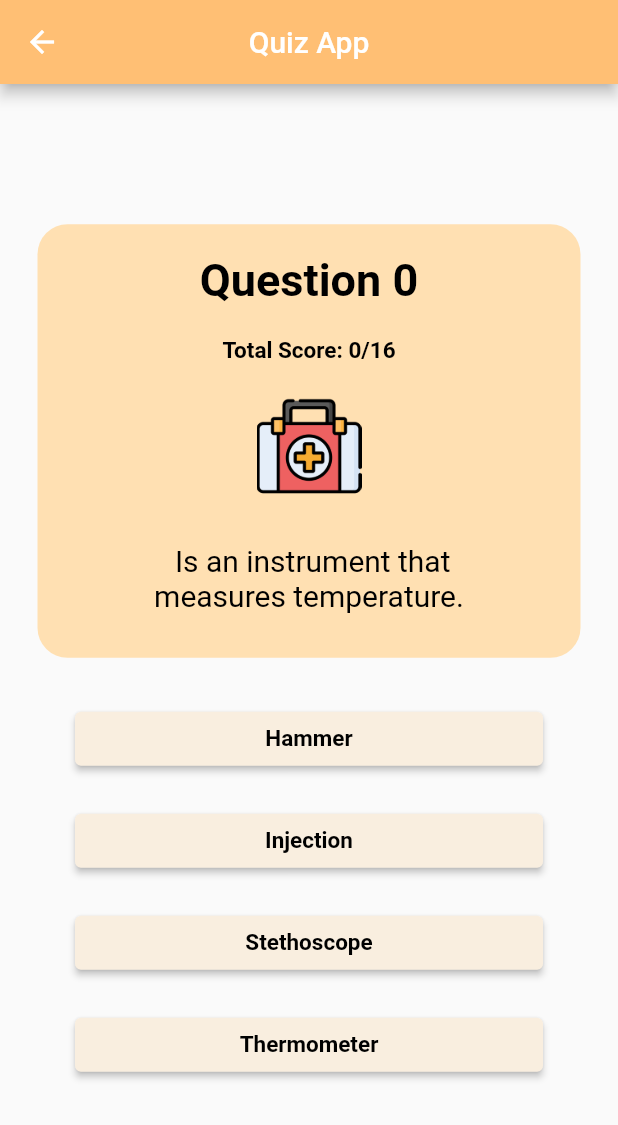
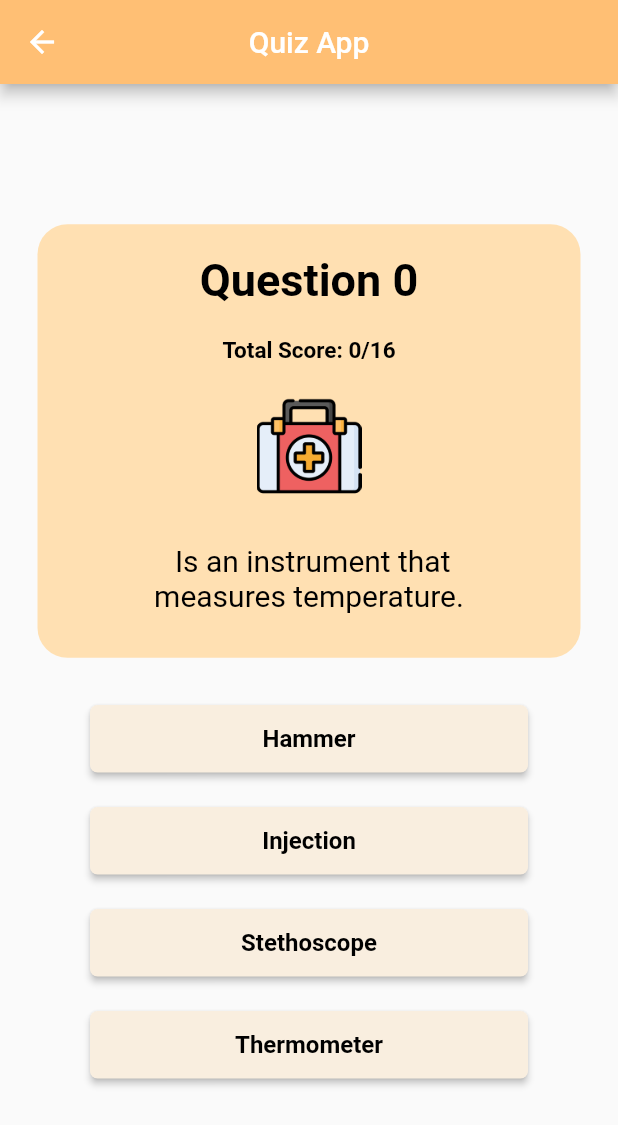
Before and after one commit to Im3jay/SurviveIt, a Flutter app: the QuizPage screen opened directly, on a phone screen of 412 x 824 dp. Shown: the top 1125 px of the screen. Run offline on Flutter 3.47's test engine with Material 2 defaults, Android fonts, the phone set to English and light mode, and no system bars; our stand-ins replace curved_navigation_bar, expandable, youtube_player_flutter.

Commit message:
Quiz buttons
May 4, 2023
10:13 pm

```diff
--- a/lib/categories/earthquakes.dart
+++ b/lib/categories/earthquakes.dart
@@ -1,6 +1,6 @@
 import 'package:flutter/material.dart';
 import 'package:curved_navigation_bar/curved_navigation_bar.dart';
-import '../../home_1.dart';
+import '../../home1.dart';
 import '../../search.dart';
 import 'nav/earthquakes1.dart';
 import '../../favorite.dart';
--- a/lib/categories/firstAid.dart
+++ b/lib/categories/firstAid.dart
@@ -1,7 +1,6 @@
 import 'package:flutter/material.dart';
 import 'package:curved_navigation_bar/curved_navigation_bar.dart';
-import '../../home_1.dart';
-import '../../search.dart';
+import '../../home1.dart';
 import 'nav/firstAid1.dart';
 import '../../favorite.dart';
 
--- a/lib/categories/help_page.dart
+++ b/lib/categories/help_page.dart
@@ -37,7 +37,7 @@ class HelpPage extends StatelessWidget {
                 ),
                 const SizedBox(height: 20),
                 Container(
-                  margin: EdgeInsets.only(left: 30, right: 30),
+                  margin: const EdgeInsets.only(left: 30, right: 30),
                   padding: const EdgeInsets.symmetric(horizontal: 20),
                   decoration: BoxDecoration(
                     color: const Color.fromRGBO(255, 191, 116, 1),
@@ -56,7 +56,7 @@ class HelpPage extends StatelessWidget {
                       ),
                       TextField(
                         controller: feedback,
-                        decoration: InputDecoration(
+                        decoration: const InputDecoration(
                           filled: true,
                           fillColor: Colors.white,
                           labelText: 'Type here',
@@ -118,7 +118,7 @@ class HelpPage extends StatelessWidget {
                 ),
                 const SizedBox(height: 20),
                 Container(
-                  margin: EdgeInsets.only(left: 30, right: 30),
+                  margin: const EdgeInsets.only(left: 30, right: 30),
                   padding: const EdgeInsets.symmetric(horizontal: 20),
                   decoration: BoxDecoration(
                     color: const Color.fromRGBO(255, 224, 178, 1),
--- a/lib/categories/tsunamis.dart
+++ b/lib/categories/tsunamis.dart
@@ -1,6 +1,6 @@
 import 'package:flutter/material.dart';
 import 'package:curved_navigation_bar/curved_navigation_bar.dart';
-import '../../home_1.dart';
+import '../../home1.dart';
 import '../../search.dart';
 import 'nav/tsunamis1.dart';
 import '../../favorite.dart';
--- a/lib/categories/volcanoes.dart
+++ b/lib/categories/volcanoes.dart
@@ -1,6 +1,6 @@
 import 'package:flutter/material.dart';
 import 'package:curved_navigation_bar/curved_navigation_bar.dart';
-import '../../home_1.dart';
+import '../../home1.dart';
 import '../../search.dart';
 import 'nav/volcanoes1.dart';
 import '../../favorite.dart';
--- a/lib/quiz.dart
+++ b/lib/quiz.dart
@@ -244,6 +244,7 @@ class _QuizPageState extends State<QuizPage> {
                     height: 20,
                   ),
                   Padding(
+
                       padding:
                           const EdgeInsets.symmetric(horizontal: 50, vertical: 10),
                       child: Text(
@@ -262,11 +263,23 @@ class _QuizPageState extends State<QuizPage> {
             ListView.builder(
               shrinkWrap: true,
               itemCount: answerOptions.length,
+
               itemBuilder: (BuildContext context, int index) {
-                return Padding(
+                return Container(
+                    margin: EdgeInsets.only(left: 10, right: 10),
                     padding: const EdgeInsets.symmetric(horizontal: 50, vertical: 10),
+
                     child: ElevatedButton(
+
                       style: ButtonStyle(
+                        shape: MaterialStateProperty.all(
+      RoundedRectangleBorder(
+        borderRadius: BorderRadius.circular(5),
+        side: BorderSide(width: 3, color: Colors.transparent),
+      ),
+    ),
+                        padding: MaterialStateProperty.all<EdgeInsets>(
+            EdgeInsets.all(13)),
                         backgroundColor: MaterialStateProperty.all<Color>(
                             const Color.fromRGBO(249,238,223,1)),
                       ),
@@ -276,9 +289,10 @@ class _QuizPageState extends State<QuizPage> {
                         textAlign: TextAlign.center,
                         style: const TextStyle(
                             color: Colors.black,
-                            fontSize: 15,
+                            fontSize: 16,
                             fontWeight: FontWeight.bold),
                       ),
+
                     ));
               },
             ),
```
Also changed, not shown: lib/categories/emergencyCall.dart (+6 -7 lines).
